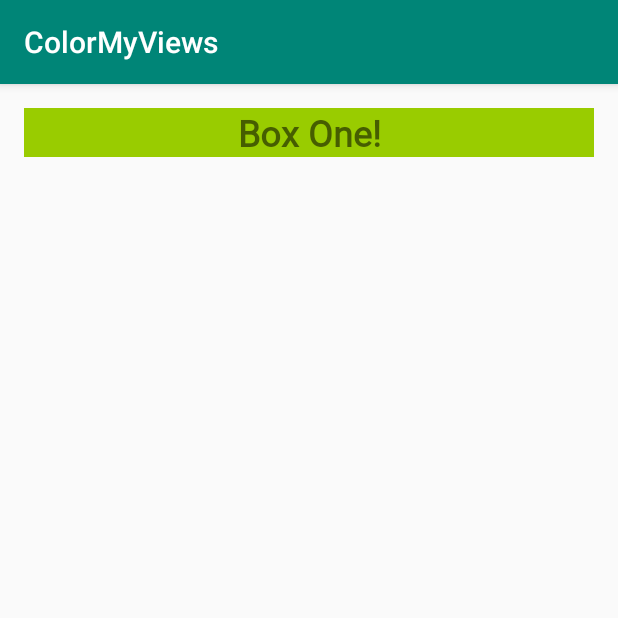
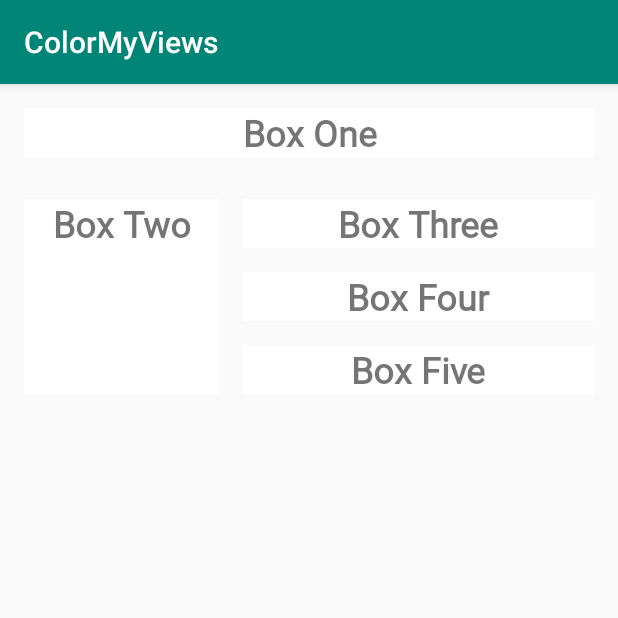
Before and after one commit to DryFear/ColorMyViewsAndroid, an Android app: the screen it shows after launch (MainActivity), on a phone screen of 412 x 824 dp, the top half of it. Run offline under Robolectric (Android 15) with nearby library versions, the phone set to English and light mode, and no system bars.

Commit message:
Second commit)

```diff
--- a/app/src/main/res/layout/activity_main.xml
+++ b/app/src/main/res/layout/activity_main.xml
@@ -1,22 +1,77 @@
 <?xml version="1.0" encoding="utf-8"?>
-<android.support.constraint.ConstraintLayout
-        xmlns:android="http://schemas.android.com/apk/res/android"
+<android.support.constraint.ConstraintLayout xmlns:android="http://schemas.android.com/apk/res/android"
+    xmlns:app="http://schemas.android.com/apk/res-auto"
     xmlns:tools="http://schemas.android.com/tools"
-        xmlns:app="http://schemas.android.com/apk/res-auto"
     android:layout_width="match_parent"
     android:layout_height="match_parent"
     tools:context=".MainActivity">
 
     <TextView
+        android:id="@+id/textView2"
+        style="@style/WhiteBox"
         android:layout_width="0dp"
         android:layout_height="wrap_content"
+        android:layout_marginLeft="@dimen/margin_wide"
+        android:layout_marginTop="@dimen/margin_wide"
+        android:layout_marginRight="@dimen/margin_wide"
         android:text="@string/box_one"
         app:layout_constraintLeft_toLeftOf="parent"
         app:layout_constraintRight_toRightOf="parent"
-            app:layout_constraintTop_toTopOf="parent"
-            android:layout_marginLeft="@dimen/margin_wide"
-            android:layout_marginRight="@dimen/margin_wide"
-            android:layout_marginTop="@dimen/margin_wide"
-            style="@style/WhiteBox"/>
+        app:layout_constraintTop_toTopOf="parent" />
+
+    <TextView
+        android:id="@+id/box_two_text"
+        style="@style/WhiteBox"
+        android:layout_width="130dp"
+        android:layout_height="130dp"
+        android:layout_marginStart="16dp"
+        android:layout_marginTop="28dp"
+        android:text="@string/box_two"
+        app:layout_constraintStart_toStartOf="parent"
+        app:layout_constraintTop_toBottomOf="@+id/textView2" />
+
+    <TextView
+        android:id="@+id/box_three_text"
+        style="@style/WhiteBox"
+        android:layout_width="0dp"
+        android:layout_height="0dp"
+        android:layout_marginStart="16dp"
+        android:layout_marginEnd="16dp"
+        android:text="@string/box_three"
+        app:layout_constraintBottom_toTopOf="@+id/box_four_text"
+        app:layout_constraintEnd_toEndOf="parent"
+        app:layout_constraintHorizontal_bias="0.5"
+        app:layout_constraintStart_toEndOf="@+id/box_two_text"
+        app:layout_constraintTop_toTopOf="@+id/box_two_text" />
+
+    <TextView
+        android:id="@+id/box_four_text"
+        style="@style/WhiteBox"
+        android:layout_width="0dp"
+        android:layout_height="0dp"
+        android:layout_marginStart="16dp"
+        android:layout_marginTop="16dp"
+        android:layout_marginEnd="16dp"
+        android:layout_marginBottom="16dp"
+        android:text="@string/box_four"
+        app:layout_constraintBottom_toTopOf="@+id/box_five_text"
+        app:layout_constraintEnd_toEndOf="parent"
+        app:layout_constraintHorizontal_bias="0.5"
+        app:layout_constraintStart_toEndOf="@+id/box_two_text"
+        app:layout_constraintTop_toBottomOf="@+id/box_three_text" />
+
+    <TextView
+        android:id="@+id/box_five_text"
+        style="@style/WhiteBox"
+        android:layout_width="0dp"
+        android:layout_height="0dp"
+        android:layout_marginStart="16dp"
+        android:layout_marginEnd="16dp"
+        android:text="@string/box_five"
+        app:layout_constraintBottom_toBottomOf="@+id/box_two_text"
+        app:layout_constraintEnd_toEndOf="parent"
+        app:layout_constraintHorizontal_bias="0.5"
+        app:layout_constraintStart_toEndOf="@+id/box_two_text"
+        app:layout_constraintTop_toBottomOf="@+id/box_four_text" />
 
 </android.support.constraint.ConstraintLayout>
--- a/app/src/main/res/values/strings.xml
+++ b/app/src/main/res/values/strings.xml
@@ -1,4 +1,11 @@
 <resources>
     <string name="app_name">ColorMyViews</string>
-    <string name="box_one">Box One!</string>
+    <string name="box_one">Box One</string>
+    <string name="box_two">Box Two</string>
+    <string name="box_three">Box Three</string>
+    <string name="box_four">Box Four</string>
+    <string name="box_five">Box Five</string>
+    <string name="button_red">RED</string>
+    <string name="button_yellow">YELLOW</string>
+    <string name="button_green">GREEN</string>
 </resources>
--- a/app/src/main/res/values/styles.xml
+++ b/app/src/main/res/values/styles.xml
@@ -9,7 +9,7 @@
     </style>
 
     <style name="WhiteBox">
-        <item name="android:background">@android:color/holo_green_light</item>
+        <item name="android:background">@android:color/white</item>
         <item name="android:textAlignment">center</item>
         <item name="android:textSize">@dimen/box_text_size</item>
         <item name="android:textStyle">bold</item>
```
Lines whose indentation alone changed are shown as unchanged.
